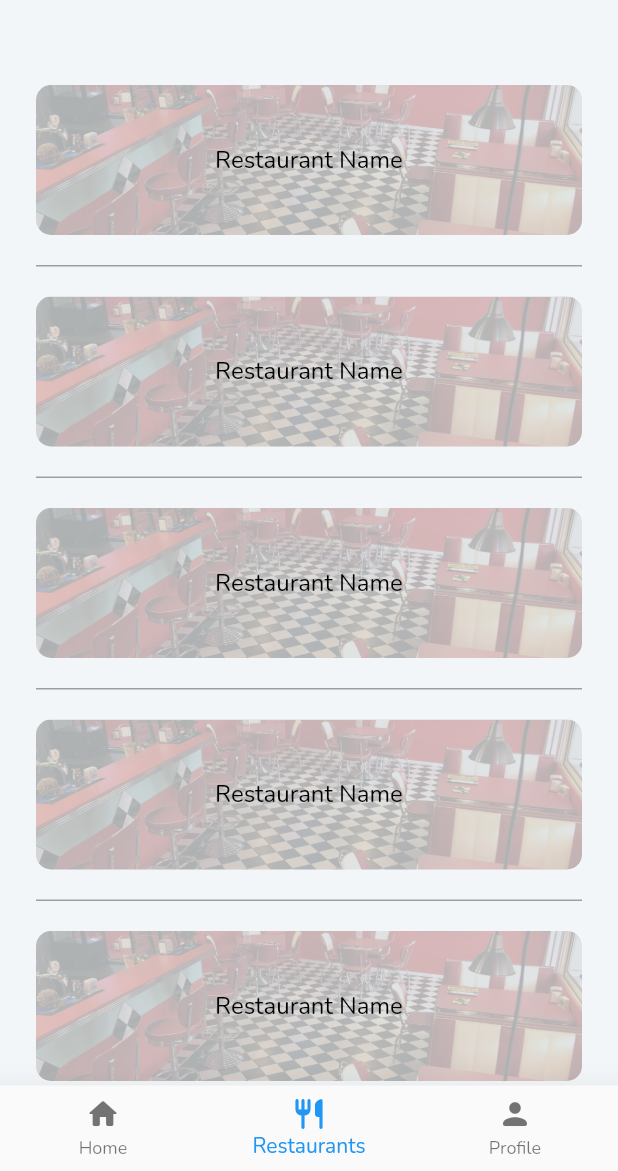
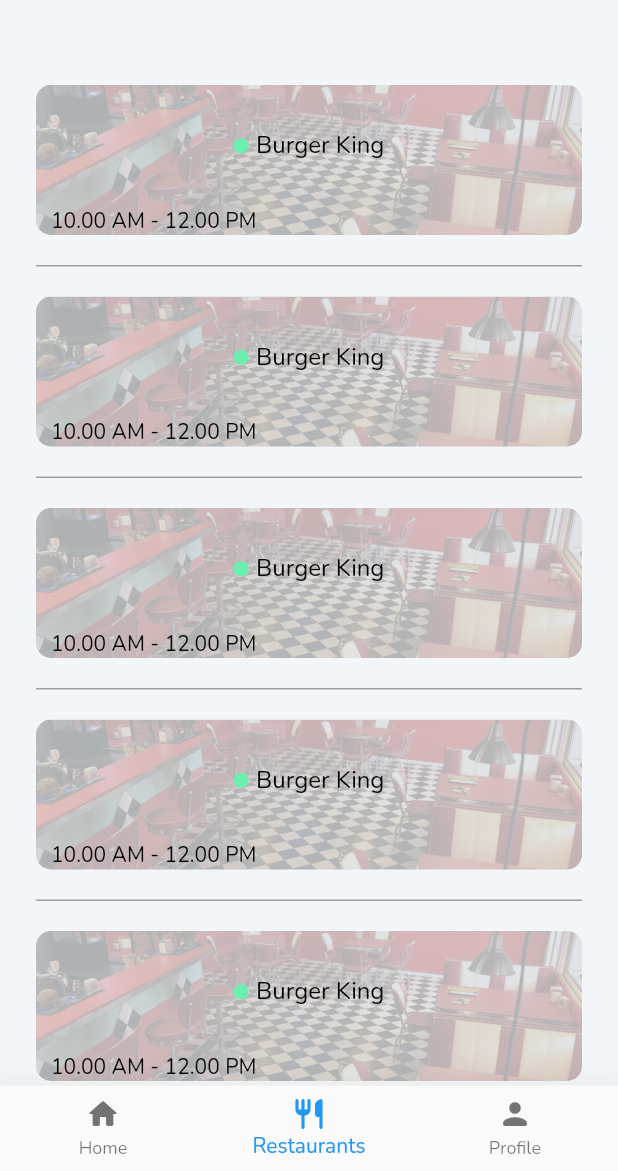
Before and after one commit to MohammadBali/Yummy, a Flutter app: the screen it shows after launch, item 2 of the bottom bar chosen, on a phone screen of 412 x 824 dp, the part 65-1236 px from its top. Run offline on Flutter 3.47's test engine with Material 2 defaults, Android fonts, the light colour scheme and no system bars; our stand-ins replace bloc, flutter_bloc, fluttertoast, hexcolor, scrollable_positioned_list, shared_preferences and 2 more; Roboto replaces fonts that are missing (MagistralHonesty); project files that could hold a hidden picture were left out.

Commit message:
Change DarkModeColor

```diff
--- a/lib/shared/components/components.dart
+++ b/lib/shared/components/components.dart
@@ -314,15 +314,42 @@
           child: Column(
             crossAxisAlignment: CrossAxisAlignment.center,
             mainAxisAlignment: MainAxisAlignment.center,
-            children: const
+            children:
             [
-              Align(
-                alignment: Alignment.center,
-                child: Text(
-                  'Restaurant Name',
-                  overflow: TextOverflow.ellipsis,
-                  style: TextStyle(
-                    fontSize: 16,
+              Expanded(
+                child: Align(
+                  alignment: Alignment.center,
+                  child: Row(
+                    mainAxisAlignment: MainAxisAlignment.center,
+                    children:const
+                    [
+                      CircleAvatar(
+                        backgroundColor: Colors.greenAccent,
+                        radius: 5,
+                      ),
+
+                      const SizedBox(width: 5,),
+
+                      const Text(
+                        'Burger King',
+                        overflow: TextOverflow.ellipsis,
+                        style: TextStyle(
+                          fontSize: 16,
+                        ),
+                      ),
+                    ],
+                  ),
+                ),
+              ),
+
+              const Padding(
+                padding: EdgeInsets.symmetric(horizontal: 10.0),
+                child: Align(
+                  alignment: Alignment.bottomLeft,
+                  child: Text(
+                    '10.00 AM - 12.00 PM',
+                    maxLines: 1,
+                    overflow: TextOverflow.ellipsis,
                   ),
                 ),
               ),
@@ -336,3 +363,24 @@
     ),
   );
 }
+
+
+//----------------------------------------------------------------------------\\
+
+//Convert a Color to MaterialColor
+
+MaterialColor getMaterialColor(Color color) {
+  final Map<int, Color> shades = {
+    50:  const Color.fromRGBO(136, 14, 79, .1),
+    100: const Color.fromRGBO(136, 14, 79, .2),
+    200: const Color.fromRGBO(136, 14, 79, .3),
+    300: const Color.fromRGBO(136, 14, 79, .4),
+    400: const Color.fromRGBO(136, 14, 79, .5),
+    500: const Color.fromRGBO(136, 14, 79, .6),
+    600: const Color.fromRGBO(136, 14, 79, .7),
+    700: const Color.fromRGBO(136, 14, 79, .8),
+    800: const Color.fromRGBO(136, 14, 79, .9),
+    900: const Color.fromRGBO(136, 14, 79, 1),
+  };
+  return MaterialColor(color.value, shades);
+}
--- a/lib/shared/styles/colors.dart
+++ b/lib/shared/styles/colors.dart
@@ -1,5 +1,6 @@
 import 'package:flutter/material.dart';
 import 'package:hexcolor/hexcolor.dart';
+import 'package:yummy/shared/components/components.dart';
 
 Color goldenColor=HexColor('FFBE0B');
 
@@ -7,7 +8,7 @@
 
 MaterialColor defaultColor= Colors.blue;
 
-MaterialColor defaultDarkColor= Colors.deepOrange;
+MaterialColor defaultDarkColor= getMaterialColor(Colors.redAccent.shade200); //Colors.deepOrange;  //BB86FC   //FF7597
 
 Color defaultHomeColor= HexColor('F2F6F8'); //a light Blue Color.
 
--- a/lib/shared/styles/styles.dart
+++ b/lib/shared/styles/styles.dart
@@ -44,9 +44,10 @@
 TextStyle defaultRestaurantNameTextStyle= TextStyle(
 
   fontSize: 25,
-  fontWeight: FontWeight.w600,  //was bold
+  fontWeight: FontWeight.w700,  //was bold
   letterSpacing: 1,
   color: Colors.redAccent.withOpacity(0.8),
+  fontFamily: 'MagistralHonesty',
   shadows: [
     Shadow(color: Colors.black.withOpacity(0.5), blurRadius: 0.2),
   ],
```
Also changed, not shown: lib/modules/Meal_Details/meal_details.dart (+1 -9 lines).
